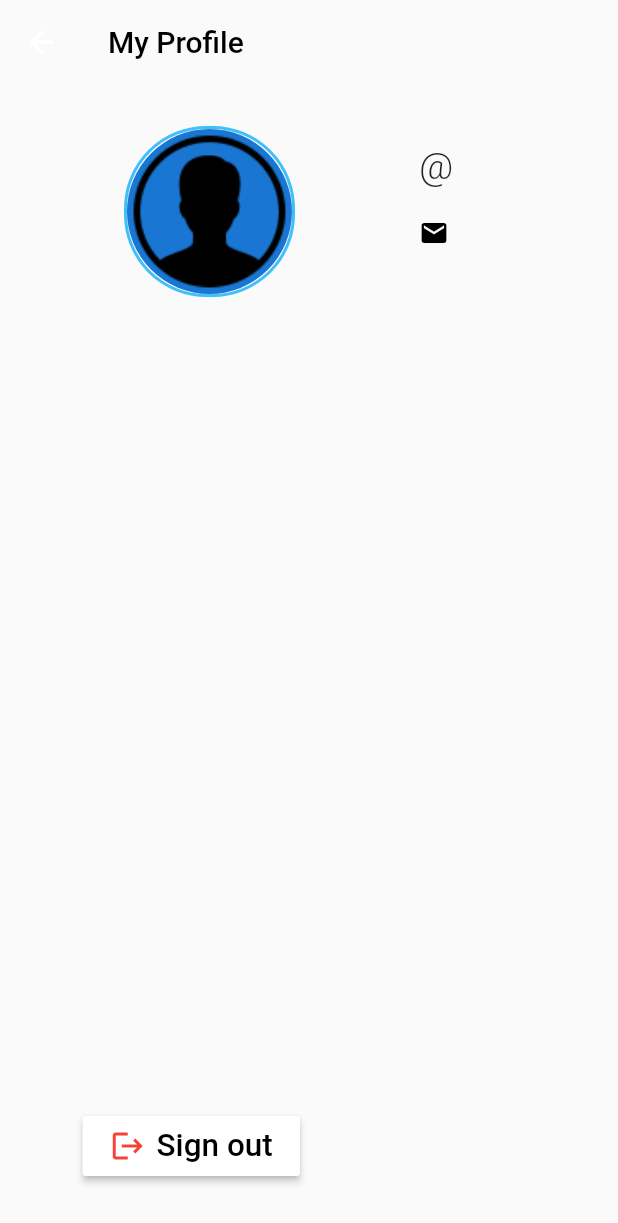
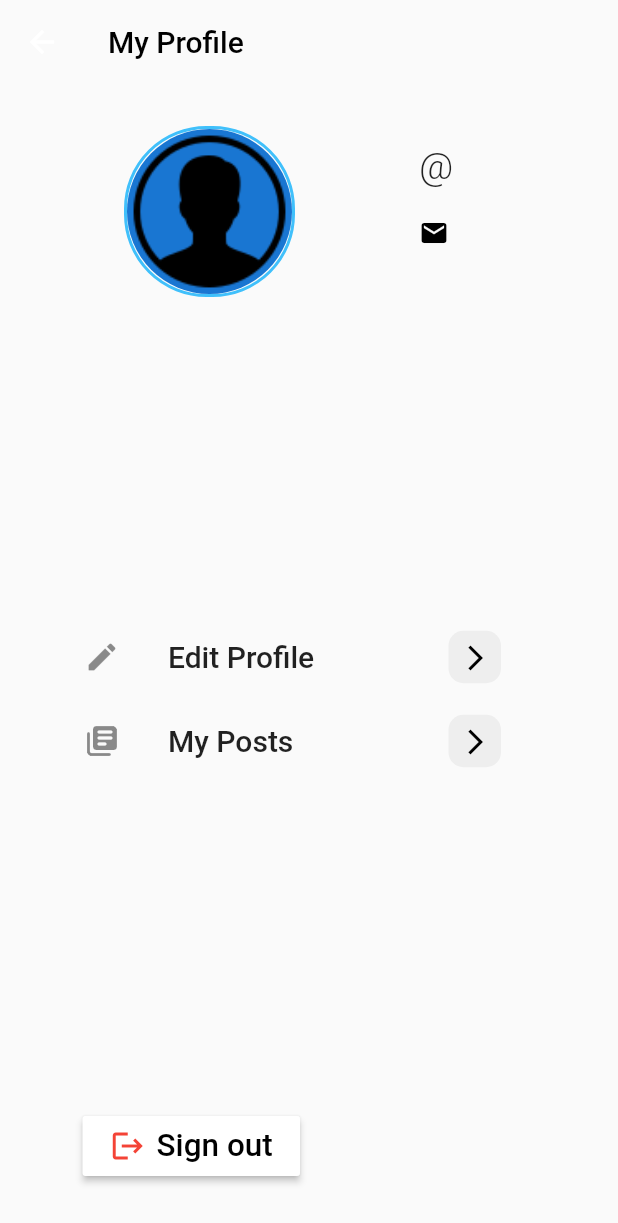
Before and after one commit to sk25469/social-media-demo, a Flutter app: the ProfileScreen screen opened by its route, on a phone screen of 412 x 824 dp. Shown: the top 1223 px of the screen. Run offline on Flutter 3.47's test engine with Material 2 defaults, Android fonts, the phone set to English and light mode, and no system bars; our stand-ins replace cloud_firestore, firebase_auth, firebase_core, firebase_storage, flutter_riverpod, font_awesome_flutter and 2 more; accounts and stored records are empty; statements that could not run were skipped.

Commit message:
many ui changes

```diff
--- a/lib/screen/add_post_screen.dart
+++ b/lib/screen/add_post_screen.dart
@@ -8,6 +8,7 @@ import 'package:social_media/model/post.dart';
 import 'package:social_media/screen/bottom_nav.dart';
 import 'package:social_media/utils/file_utils.dart';
 import 'package:social_media/utils/firestore_database.dart';
+import 'package:social_media/utils/user_utils.dart';
 import 'package:uuid/uuid.dart';
 
 class AddPostScreen extends StatefulWidget {
@@ -75,7 +76,7 @@ class _AddPostScreenState extends State<AddPostScreen> {
           ownerId: userId,
           postId: id,
           timestamp: Timestamp.now(),
-          username: '',
+          username: currentUserId(userId),
         );
         await postsRef.add(post);
         print("added in firestore");
--- a/lib/screen/profile_screen.dart
+++ b/lib/screen/profile_screen.dart
@@ -133,6 +133,20 @@ class _ProfileScreenState extends State<ProfileScreen> {
                             ],
                           ),
                         ),
+                        Column(
+                          children: [
+                            _buildProfileTile(
+                              context,
+                              const Icon(Icons.edit),
+                              'Edit Profile',
+                            ),
+                            _buildProfileTile(
+                              context,
+                              const Icon(Icons.my_library_books_rounded),
+                              'My Posts',
+                            )
+                          ],
+                        ),
                         Container(
                           width: 145,
                           height: 40,
@@ -185,3 +199,39 @@ class _ProfileScreenState extends State<ProfileScreen> {
     );
   }
 }
+
+Widget _buildProfileTile(BuildContext context, Icon icon, String title) {
+  var textTheme = Theme.of(context).textTheme;
+  return Container(
+    width: 350,
+    padding: const EdgeInsets.only(
+      left: 40,
+    ),
+    child: ListTile(
+      leading: ClipRRect(
+        borderRadius: BorderRadius.circular(10),
+        child: icon,
+      ),
+      title: Text(
+        title,
+        style: textTheme.headline6,
+      ),
+      trailing: Container(
+        width: 35,
+        height: 35,
+        decoration: BoxDecoration(
+          borderRadius: BorderRadius.circular(10),
+          color: Colors.grey[200],
+        ),
+        child: IconButton(
+          icon: const Icon(
+            Icons.arrow_forward_ios,
+            color: Colors.black,
+            size: 20,
+          ),
+          onPressed: () {},
+        ),
+      ),
+    ),
+  );
+}
```
Also changed, not shown: lib/screen/home_screen.dart (+21 -13 lines), lib/utils/date_utils.dart (added, +14 -0 lines), lib/widget/userpost.dart (+39 -4 lines).
